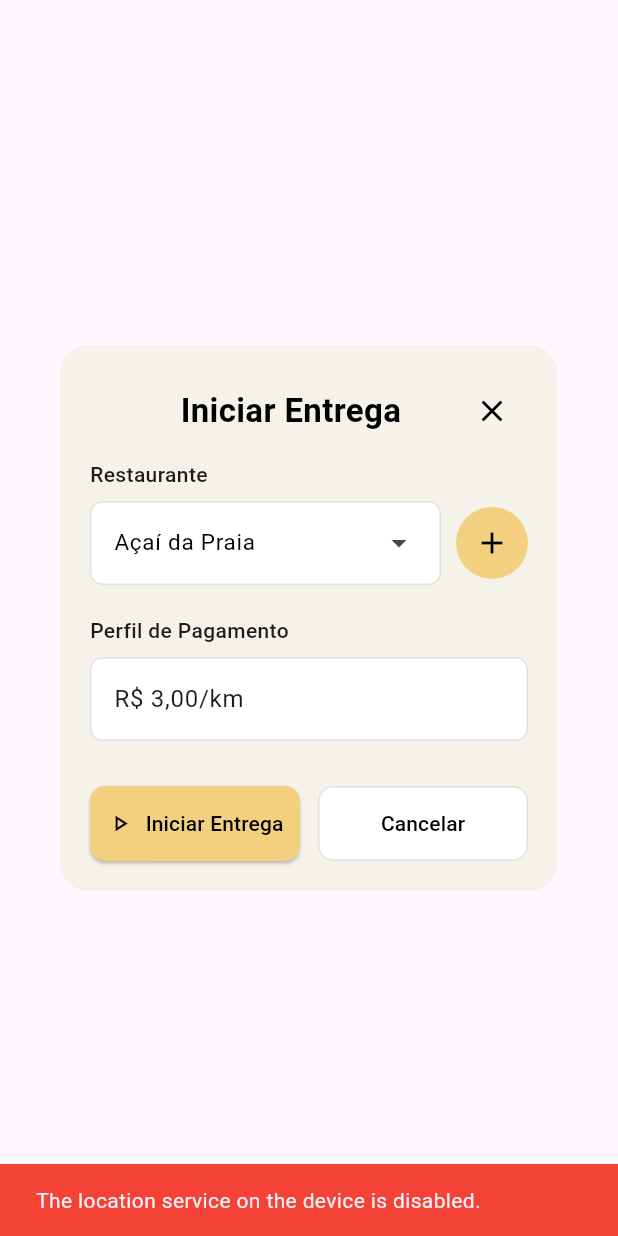
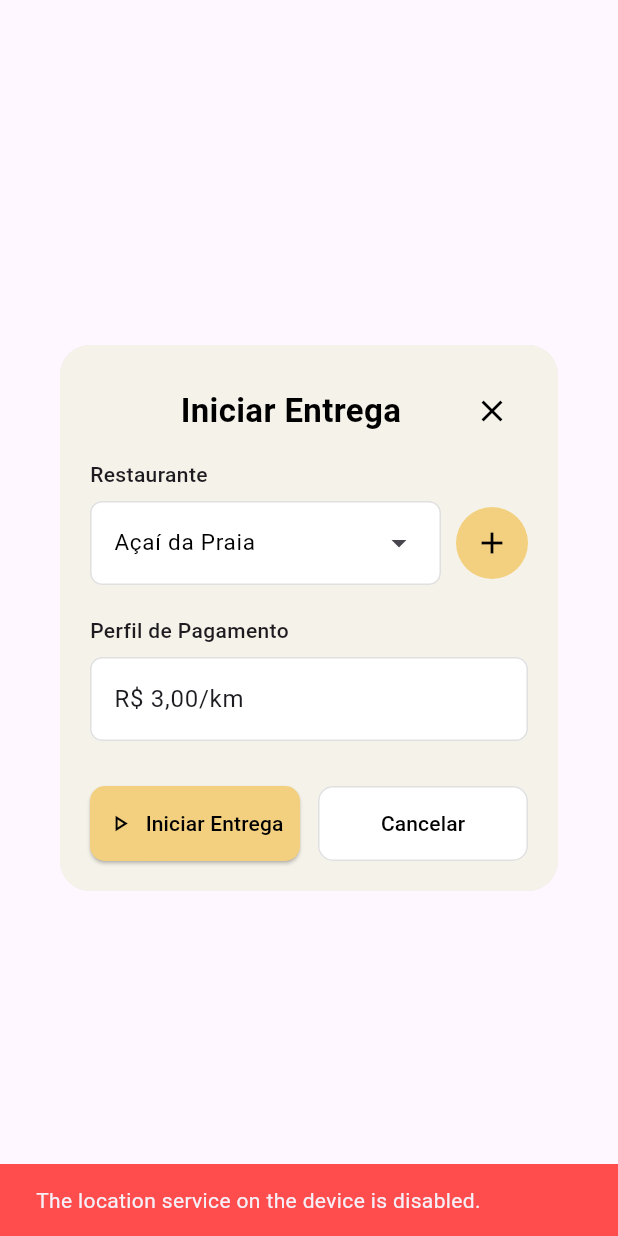
Before and after one commit to App-Motora/motora_app, a Flutter app: the AutomaticDeliveryForm widget shown alone on an empty page, opened directly, after a tap on "Iniciar Entrega", on a phone screen of 412 x 824 dp. Run offline on Flutter 3.47's test engine with Material 3 defaults, Android fonts, the phone set to English and light mode, and no system bars; our stand-ins replace cloud_firestore, firebase_auth, firebase_core, geolocator; accounts and stored records are empty; generated files the repository leaves out were written again.

Commit message:
alterando cores restantes nos arquivos

```diff
--- a/lib/app.dart
+++ b/lib/app.dart
@@ -21,7 +21,7 @@ class App extends StatelessWidget {
               AppColors.corInputs,
             ),
             surfaceTintColor: const WidgetStatePropertyAll(
-              Colors.transparent,
+              AppColors.corInputs,
             ),
             shape: WidgetStatePropertyAll(
               RoundedRectangleBorder(
--- a/lib/components/activity_card.dart
+++ b/lib/components/activity_card.dart
@@ -174,7 +174,7 @@ class ActivityCard extends StatelessWidget {
       context: context,
       builder: (dialogContext) {
         return AlertDialog(
-          backgroundColor: const Color(0xFFF5F2E9),
+          backgroundColor: AppColors.corFundo,
           title: Text(config.deleteConfirmationTitle),
           content: Text(config.deleteConfirmationMessage),
           actions: [
@@ -237,7 +237,7 @@ class ActivityCard extends StatelessWidget {
         clipBehavior: Clip.antiAlias,
         elevation: 1,
         shadowColor: AppColors.corSombra,
-        surfaceTintColor: Colors.transparent,
+        surfaceTintColor: AppColors.corInputs,
         child: InkWell(
           onTap: onTap,
           onLongPress: cardLongPress,
--- a/lib/components/automatic_delivery_form.dart
+++ b/lib/components/automatic_delivery_form.dart
@@ -15,13 +15,6 @@ class AutomaticDeliveryForm extends StatefulWidget {
 }
 
 class _AutomaticDeliveryFormState extends State<AutomaticDeliveryForm> {
-  static const Color _modalBackgroundColor = Color(0xFFF2EDE4);
-  static const Color _fieldBackgroundColor = Colors.white;
-  static const Color _disabledFieldColor = Color(0xFFE4E1DA);
-  static const Color _accentColor = Color(0xFFF3D080);
-  static const Color _successColor = Color(0xFF388E3C);
-  static const Color _textColor = Color(0xFF333333);
-
   final DeliveryTrackingController _trackingController =
       DeliveryTrackingController();
   final TextEditingController _pagamentoController = TextEditingController(
@@ -62,7 +55,7 @@ class _AutomaticDeliveryFormState extends State<AutomaticDeliveryForm> {
     final paymentProfile = _pagamentoController.text.trim();
 
     if (restaurant == null || paymentProfile.isEmpty) {
-      _showMessage('Informe restaurante e perfil de pagamento.', Colors.red);
+      _showMessage('Informe restaurante e perfil de pagamento.', AppColors.corErro);
       return;
     }
 
@@ -75,7 +68,7 @@ class _AutomaticDeliveryFormState extends State<AutomaticDeliveryForm> {
 
     final errorMessage = _trackingController.errorMessage;
     if (errorMessage != null) {
-      _showMessage(errorMessage, Colors.red);
+      _showMessage(errorMessage, AppColors.corErro);
     }
   }
 
@@ -117,11 +110,11 @@ class _AutomaticDeliveryFormState extends State<AutomaticDeliveryForm> {
         _finishedResult = rawResult;
       });
 
-      _showMessage('Entrega salva com sucesso!', _successColor);
+      _showMessage('Entrega salva com sucesso!', AppColors.corSucesso);
 
     } catch (e) {
       if (!mounted) return;
-      _showMessage('Erro ao processar ou salvar entrega: $e', Colors.red);
+      _showMessage('Erro ao processar ou salvar entrega: $e', AppColors.corErro);
 
     } finally {
       // 7. Garante que o botão de "Calculando..." pare de girar, mesmo se der erro
--- a/lib/components/filter_search.dart
+++ b/lib/components/filter_search.dart
@@ -585,7 +585,7 @@ class _FilterSearchState<T> extends State<FilterSearch<T>> {
 
           return ActivityCard(
             icon: Icons.location_on,
-            iconBackgroundColor: const Color(0xFF388E3C),
+            iconBackgroundColor: AppColors.corEntrega,
             time: dataFormatada,
             title: widget.getTitle(item),
             subtitle: widget.getSubtitle(item),
--- a/lib/components/manual_delivery_form.dart
+++ b/lib/components/manual_delivery_form.dart
@@ -18,11 +18,6 @@ class ManualDeliveryForm extends StatefulWidget {
 }
 
 class _ManualDeliveryFormState extends State<ManualDeliveryForm> {
-  static const Color _modalBackgroundColor = Color(0xFFF2EDE4);
-  static const Color _fieldBackgroundColor = Colors.white;
-  static const Color _accentColor = Color(0xFFF3D080);
-  static const Color _textColor = Color(0xFF333333);
-
   String? restauranteSelecionado = 'Acai da Praia';
   final List<String> restaurantes = [
     'Acai da Praia',
--- a/lib/constants/app_colors.dart
+++ b/lib/constants/app_colors.dart
@@ -1,5 +1,4 @@
 import 'dart:ui';
-
 import 'package:flutter/material.dart';
 
 class AppColors {
```
Also changed, not shown: lib/deliveries_history_page.dart (+4 -4 lines).
